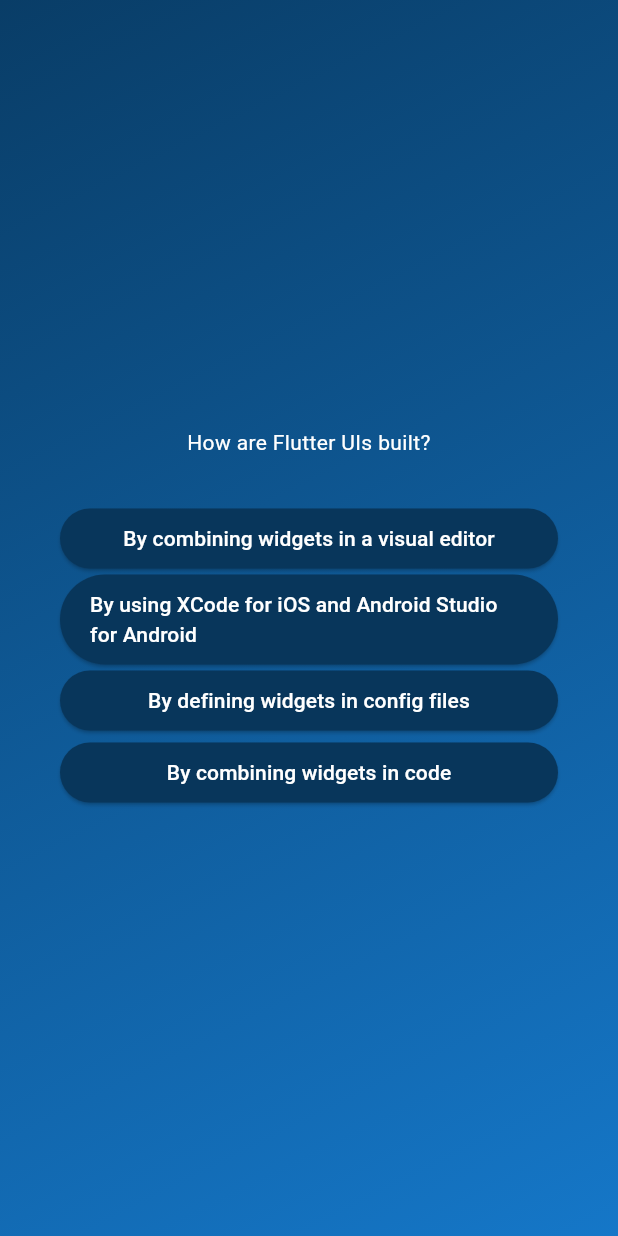
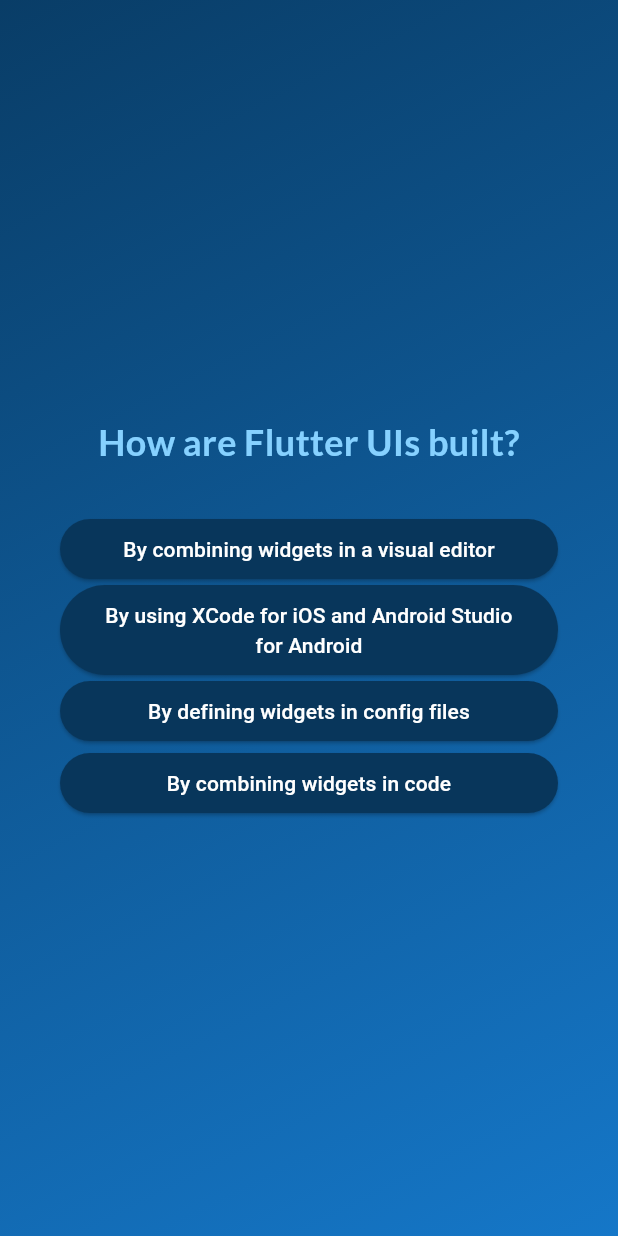
Before and after one commit to Lizdev-05/fun_flutter, a Flutter app: the screen it shows after launch, after a tap on "Components", on a phone screen of 412 x 824 dp. Run offline on Flutter 3.47's test engine with Material 3 defaults, Android fonts, the phone set to English and light mode, and no system bars; our stand-ins replace google_fonts.

Commit message:
Use google font for styling the text

```diff
--- a/lib/answer_button.dart
+++ b/lib/answer_button.dart
@@ -12,14 +12,16 @@
     return ElevatedButton(
       onPressed: onTap,
       style: ElevatedButton.styleFrom(
-          padding: const EdgeInsets.symmetric(vertical: 10, horizontal: 20),
-          backgroundColor: const Color.fromARGB(255, 8, 54, 91),
-          foregroundColor: Colors.white,
-          shape: RoundedRectangleBorder(
-            borderRadius: BorderRadius.circular(40),
-          )),
+        padding: const EdgeInsets.symmetric(vertical: 10, horizontal: 20),
+        backgroundColor: const Color.fromARGB(255, 8, 54, 91),
+        foregroundColor: Colors.white,
+        shape: RoundedRectangleBorder(
+          borderRadius: BorderRadius.circular(40),
+        ),
+      ),
       child: Text(
         answerText,
+        textAlign: TextAlign.center,
       ),
     );
   }
--- a/lib/questions_screen.dart
+++ b/lib/questions_screen.dart
@@ -1,6 +1,7 @@
 import 'package:flutter/material.dart';
 import 'package:fun_flutter/answer_button.dart';
 import 'package:fun_flutter/data/questions.dart';
+import 'package:google_fonts/google_fonts.dart';
 
 class QuestionsScreen extends StatefulWidget {
   const QuestionsScreen({super.key});
@@ -32,16 +33,17 @@
           children: [
             Text(
               currentQuestion.text,
-              style: const TextStyle(color: Colors.white),
+              style: GoogleFonts.lato(
+                  color: Color.fromARGB(255, 134, 209, 255),
+                  fontSize: 24,
+                  fontWeight: FontWeight.bold),
               textAlign: TextAlign.center,
             ),
             const SizedBox(height: 30),
             ...currentQuestion.getShuffledAnswer().map((answer) {
               return AnswerButton(
                 answerText: answer,
-                onTap: () {
-                  answedQuestion();
-                },
+                onTap: answedQuestion,
               );
             }),
           ],
--- a/lib/quiz.dart
+++ b/lib/quiz.dart
@@ -1,6 +1,5 @@
 import 'package:flutter/material.dart';
 import 'package:fun_flutter/questions_screen.dart';
-import 'package:fun_flutter/start_screen.dart';
 
 class Quiz extends StatefulWidget {
   const Quiz({super.key});
--- a/lib/start_screen.dart
+++ b/lib/start_screen.dart
@@ -1,4 +1,5 @@
 import 'package:flutter/material.dart';
+import 'package:google_fonts/google_fonts.dart';
 // import 'package:fun_flutter/quiz_prompt.dart';
 
 class StartScreen extends StatelessWidget {
@@ -24,9 +25,9 @@
               color: const Color.fromARGB(150, 255, 255, 255),
             ),
             const SizedBox(height: 80),
-            const Text(
+            Text(
               "Learn Flutter The Fun Way",
-              style: TextStyle(
+              style: GoogleFonts.lato(
                   color: Color.fromARGB(255, 188, 222, 250),
                   fontSize: 24,
                   fontWeight: FontWeight.bold),
--- a/pubspec.yaml
+++ b/pubspec.yaml
@@ -34,6 +34,7 @@
   # The following adds the Cupertino Icons font to your application.
   # Use with the CupertinoIcons class for iOS style icons.
   cupertino_icons: ^1.0.2
+  google_fonts: ^6.1.0
 
 dev_dependencies:
   flutter_test:
```
Also changed, not shown: pubspec.lock, 7 other files.
